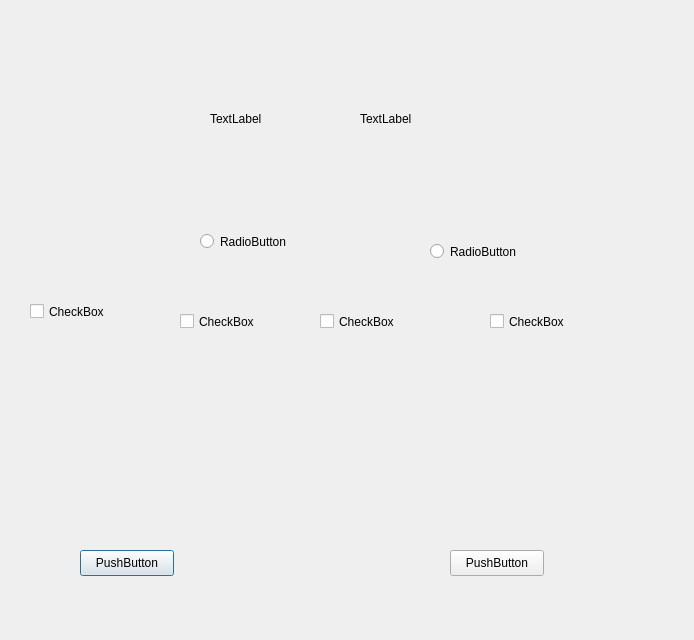
Before: the Qt Designer form VentiApp/menuoptiondialog.ui in minki9252/TheVentiKiosk, drawn with Qt 5.
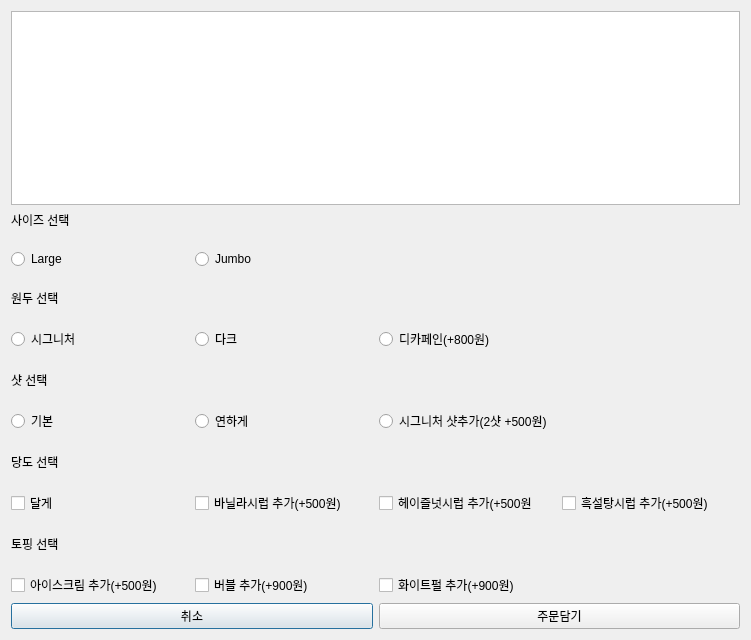
After: the same form once the commit is applied.

The edit to the form file:
```diff
--- a/VentiApp/menuoptiondialog.ui
+++ b/VentiApp/menuoptiondialog.ui
@@ -6,143 +6,222 @@
    <rect>
     <x>0</x>
     <y>0</y>
-    <width>694</width>
+    <width>751</width>
     <height>640</height>
    </rect>
   </property>
   <property name="windowTitle">
    <string>Dialog</string>
   </property>
-  <widget class="QLabel" name="label">
-   <property name="geometry">
-    <rect>
-     <x>360</x>
-     <y>110</y>
-     <width>66</width>
-     <height>18</height>
-    </rect>
-   </property>
-   <property name="text">
-    <string>TextLabel</string>
-   </property>
-  </widget>
-  <widget class="QLabel" name="label_2">
-   <property name="geometry">
-    <rect>
-     <x>210</x>
-     <y>110</y>
-     <width>66</width>
-     <height>18</height>
-    </rect>
-   </property>
-   <property name="text">
-    <string>TextLabel</string>
-   </property>
-  </widget>
-  <widget class="QRadioButton" name="radioButton">
-   <property name="geometry">
-    <rect>
-     <x>200</x>
-     <y>230</y>
-     <width>110</width>
-     <height>23</height>
-    </rect>
-   </property>
-   <property name="text">
-    <string>RadioButton</string>
-   </property>
-  </widget>
-  <widget class="QRadioButton" name="radioButton_2">
-   <property name="geometry">
-    <rect>
-     <x>430</x>
-     <y>240</y>
-     <width>110</width>
-     <height>23</height>
-    </rect>
-   </property>
-   <property name="text">
-    <string>RadioButton</string>
-   </property>
-  </widget>
-  <widget class="QCheckBox" name="checkBox">
-   <property name="geometry">
-    <rect>
-     <x>180</x>
-     <y>310</y>
-     <width>91</width>
-     <height>23</height>
-    </rect>
-   </property>
-   <property name="text">
-    <string>CheckBox</string>
-   </property>
-  </widget>
-  <widget class="QCheckBox" name="checkBox_2">
-   <property name="geometry">
-    <rect>
-     <x>320</x>
-     <y>310</y>
-     <width>91</width>
-     <height>23</height>
-    </rect>
-   </property>
-   <property name="text">
-    <string>CheckBox</string>
-   </property>
-  </widget>
-  <widget class="QCheckBox" name="checkBox_3">
-   <property name="geometry">
-    <rect>
-     <x>490</x>
-     <y>310</y>
-     <width>91</width>
-     <height>23</height>
-    </rect>
-   </property>
-   <property name="text">
-    <string>CheckBox</string>
-   </property>
-  </widget>
-  <widget class="QCheckBox" name="checkBox_4">
-   <property name="geometry">
-    <rect>
-     <x>30</x>
-     <y>300</y>
-     <width>91</width>
-     <height>23</height>
-    </rect>
-   </property>
-   <property name="text">
-    <string>CheckBox</string>
-   </property>
-  </widget>
-  <widget class="QPushButton" name="pushButton">
-   <property name="geometry">
-    <rect>
-     <x>80</x>
-     <y>550</y>
-     <width>94</width>
-     <height>26</height>
-    </rect>
-   </property>
-   <property name="text">
-    <string>PushButton</string>
-   </property>
-  </widget>
-  <widget class="QPushButton" name="pushButton_2">
-   <property name="geometry">
-    <rect>
-     <x>450</x>
-     <y>550</y>
-     <width>94</width>
-     <height>26</height>
-    </rect>
-   </property>
-   <property name="text">
-    <string>PushButton</string>
-   </property>
-  </widget>
+  <layout class="QVBoxLayout" name="verticalLayout">
+   <item>
+    <widget class="QListWidget" name="listSelectedMenu">
+     <property name="styleSheet">
+      <string notr="true">ui-&gt;listSelectedMenu-&gt;setStyleSheet(
+    &quot;QListWidget::item {&quot;
+    &quot;   margin: 10px;&quot;           // 아이템 주변 여백
+    &quot;   font-size: 18pt;&quot;        // 글자 크기 키우기
+    &quot;   font-weight: bold;&quot;      // 글자 굵게
+    &quot;   color: #333333;&quot;         // 글자 색상
+    &quot;}&quot;
+    &quot;QListWidget::item:selected {&quot;
+    &quot;   background: transparent;&quot; // 선택 시 배경색 변하지 않게 (옵션창이므로)
+    &quot;   border: none;&quot;
+    &quot;}&quot;
+);</string>
+     </property>
+    </widget>
+   </item>
+   <item>
+    <layout class="QGridLayout" name="gridLayout">
+     <property name="verticalSpacing">
+      <number>20</number>
+     </property>
+     <item row="1" column="1">
+      <widget class="QRadioButton" name="radioButton_5">
+       <property name="text">
+        <string>Jumbo</string>
+       </property>
+       <property name="autoExclusive">
+        <bool>false</bool>
+       </property>
+      </widget>
+     </item>
+     <item row="1" column="0">
+      <widget class="QRadioButton" name="radioButton_4">
+       <property name="text">
+        <string>Large</string>
+       </property>
+       <property name="autoExclusive">
+        <bool>false</bool>
+       </property>
+      </widget>
+     </item>
+     <item row="3" column="0">
+      <widget class="QRadioButton" name="radioButton">
+       <property name="text">
+        <string>시그니처</string>
+       </property>
+       <property name="autoExclusive">
+        <bool>false</bool>
+       </property>
+      </widget>
+     </item>
+     <item row="6" column="0">
+      <widget class="QLabel" name="label_4">
+       <property name="text">
+        <string>당도 선택</string>
+       </property>
+      </widget>
+     </item>
+     <item row="8" column="0">
+      <widget class="QLabel" name="label_5">
+       <property name="text">
+        <string>토핑 선택</string>
+       </property>
+      </widget>
+     </item>
+     <item row="5" column="0">
+      <widget class="QRadioButton" name="radioButton_6">
+       <property name="text">
+        <string>기본</string>
+       </property>
+       <property name="autoExclusive">
+        <bool>false</bool>
+       </property>
+      </widget>
+     </item>
+     <item row="4" column="0">
+      <widget class="QLabel" name="label_3">
+       <property name="text">
+        <string>샷 선택</string>
+       </property>
+      </widget>
+     </item>
+     <item row="7" column="2">
+      <widget class="QCheckBox" name="checkBox_3">
+       <property name="text">
+        <string>헤이즐넛시럽 추가(+500원</string>
+       </property>
+      </widget>
+     </item>
+     <item row="3" column="2">
+      <widget class="QRadioButton" name="radioButton_3">
+       <property name="text">
+        <string>디카페인(+800원)</string>
+       </property>
+       <property name="autoExclusive">
+        <bool>false</bool>
+       </property>
+      </widget>
+     </item>
+     <item row="5" column="1">
+      <widget class="QRadioButton" name="radioButton_7">
+       <property name="text">
+        <string>연하게</string>
+       </property>
+       <property name="autoExclusive">
+        <bool>false</bool>
+       </property>
+      </widget>
+     </item>
+     <item row="0" column="0">
+      <widget class="QLabel" name="label">
+       <property name="text">
+        <string>사이즈 선택</string>
+       </property>
+      </widget>
+     </item>
+     <item row="7" column="1">
+      <widget class="QCheckBox" name="checkBox_2">
+       <property name="text">
+        <string>바닐라시럽 추가(+500원)</string>
+       </property>
+      </widget>
+     </item>
+     <item row="2" column="0">
+      <widget class="QLabel" name="label_2">
+       <property name="text">
+        <string>원두 선택</string>
+       </property>
+      </widget>
+     </item>
+     <item row="5" column="2">
+      <widget class="QRadioButton" name="radioButton_8">
+       <property name="text">
+        <string>시그니처 샷추가(2샷 +500원)</string>
+       </property>
+       <property name="autoExclusive">
+        <bool>false</bool>
+       </property>
+      </widget>
+     </item>
+     <item row="3" column="1">
+      <widget class="QRadioButton" name="radioButton_2">
+       <property name="text">
+        <string>다크</string>
+       </property>
+       <property name="autoExclusive">
+        <bool>false</bool>
+       </property>
+      </widget>
+     </item>
+     <item row="7" column="3">
+      <widget class="QCheckBox" name="checkBox_4">
+       <property name="text">
+        <string>흑설탕시럽 추가(+500원)</string>
+       </property>
+      </widget>
+     </item>
+     <item row="7" column="0">
+      <widget class="QCheckBox" name="checkBox">
+       <property name="text">
+        <string>달게</string>
+       </property>
+      </widget>
+     </item>
+     <item row="9" column="2">
+      <widget class="QCheckBox" name="checkBox_7">
+       <property name="text">
+        <string>화이트펄 추가(+900원)</string>
+       </property>
+      </widget>
+     </item>
+     <item row="9" column="1">
+      <widget class="QCheckBox" name="checkBox_6">
+       <property name="text">
+        <string>버블 추가(+900원)</string>
+       </property>
+      </widget>
+     </item>
+     <item row="9" column="0">
+      <widget class="QCheckBox" name="checkBox_5">
+       <property name="text">
+        <string>아이스크림 추가(+500원)</string>
+       </property>
+      </widget>
+     </item>
+    </layout>
+   </item>
+   <item>
+    <layout class="QHBoxLayout" name="horizontalLayout">
+     <item>
+      <widget class="QPushButton" name="onCancelClicked">
+       <property name="text">
+        <string>취소</string>
+       </property>
+      </widget>
+     </item>
+     <item>
+      <widget class="QPushButton" name="onConfirmClicked">
+       <property name="text">
+        <string>주문담기</string>
+       </property>
+      </widget>
+     </item>
+    </layout>
+   </item>
+  </layout>
  </widget>
  <resources/>
  <connections/>
```
